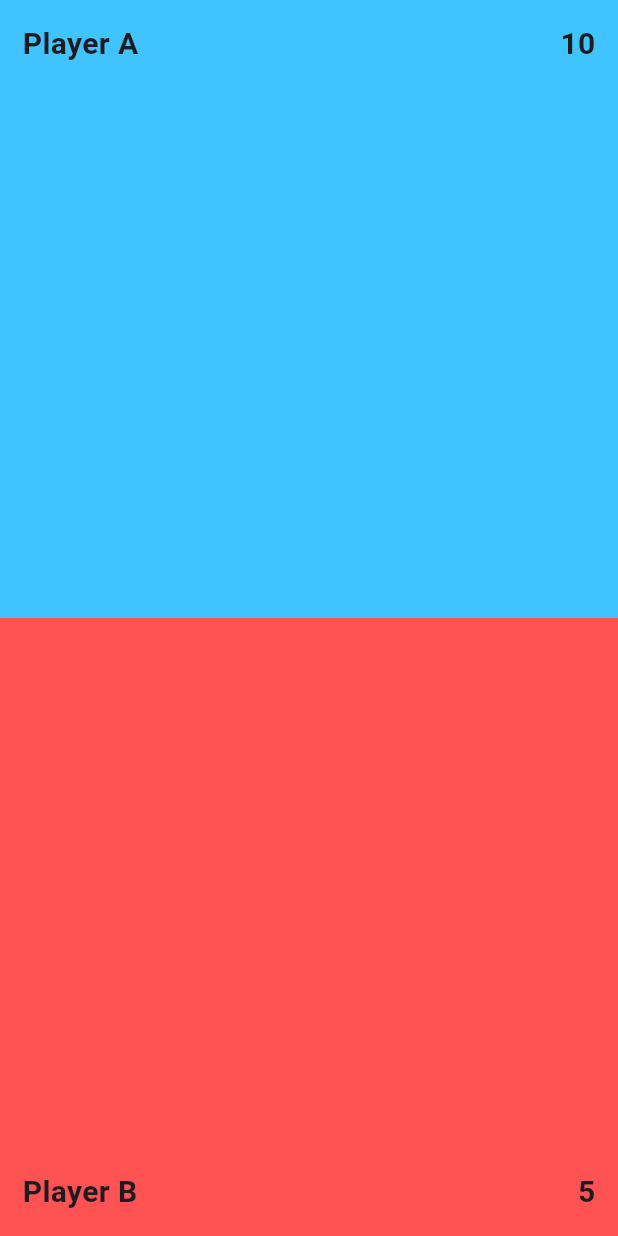
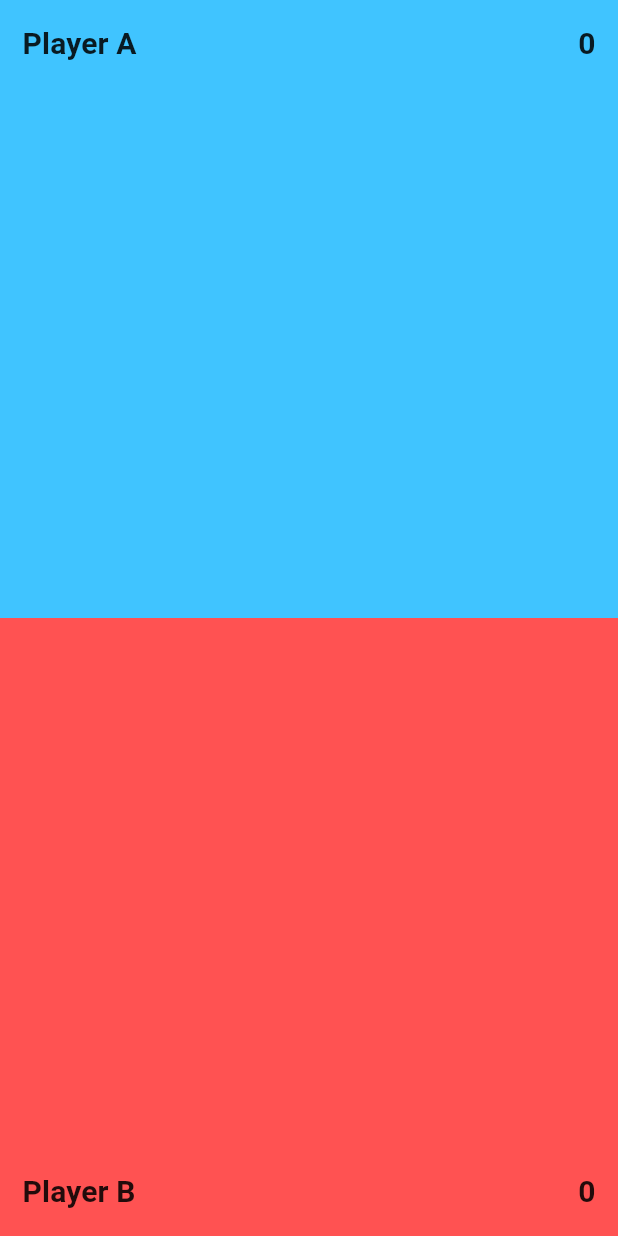
Before and after one commit to Threshik/Finger-Tap-Game, a Flutter app: the GamePage screen opened directly, on a phone screen of 412 x 824 dp. Run offline on Flutter 3.47's test engine with Material 3 defaults, Android fonts, the light colour scheme and no system bars.

Commit message:
Complete Application

```diff
--- a/lib/main.dart
+++ b/lib/main.dart
@@ -58,49 +58,106 @@ class MainApp extends StatelessWidget {
   }
 }
 
-class GamePage extends StatelessWidget {
+class GamePage extends StatefulWidget {
+  @override
+  State<GamePage> createState() => _GamePageState();
+}
+
+class _GamePageState extends State<GamePage> {
+  double blueCardHeight = 0;
+  double redCardHeight = 0;
+  int playerAScore = 0;
+  int playerBScore = 0;
+  bool initialized = false;
   @override
   Widget build(BuildContext context) {
+    print("Build function called");
+    print(initialized);
+    if (initialized == false) {
+      blueCardHeight = MediaQuery.of(context).size.height / 2;
+      redCardHeight = MediaQuery.of(context).size.height / 2;
+      initialized=true;
+    }
+
     return Scaffold(
       body: Column(
         children: [
-          Container(
+          MaterialButton(
+            padding: EdgeInsets.zero,
+            onPressed: () {
+              print(blueCardHeight);
+              setState(() {
+                blueCardHeight = blueCardHeight + 10;
+                redCardHeight =redCardHeight -10;
+                playerAScore+=5;
+              });
+              double winningCardHeight = MediaQuery.of(context).size.height - 60;
+              if(blueCardHeight > winningCardHeight){
+                Navigator.push(context, MaterialPageRoute(builder: (context)=>ResultPage(playerAScore,"Player A won")));
+              }
+            },
+            child: Container(
               color: Colors.lightBlueAccent,
-            width: MediaQuery.of(context).size.width,
-            height: MediaQuery.of(context).size.height / 2,
+              width: double.infinity,
+              height: blueCardHeight,
               alignment: Alignment.topLeft,
               padding: EdgeInsets.all(15),
               child: Row(
                 children: [
-                Expanded(child: Text("Player A",style: TextStyle(
+                  Expanded(
+                    child: Text(
+                      "Player A",
+                      style: TextStyle(
                         fontWeight: FontWeight.bold,
-                  fontSize: 20
-                ),)),
-                Text("10",style: TextStyle(
-                  fontWeight: FontWeight.bold,
-                  fontSize: 20),)
+                        fontSize: 20,
+                      ),
+                    ),
+                  ),
+                  Text(
+                    playerAScore.toString(),
+                    style: TextStyle(fontWeight: FontWeight.bold, fontSize: 20),
+                  ),
                 ],
               ),
             ),
-          Container(
+          ),
+          MaterialButton(
+            padding: EdgeInsets.zero,
+            onPressed: () {
+              setState(() {
+                redCardHeight =redCardHeight+10;
+              blueCardHeight=blueCardHeight-10;
+              playerBScore+=5;
+              });
+              double winningCardHeight = MediaQuery.of(context).size.height - 60;
+              if(redCardHeight > winningCardHeight){
+                Navigator.push(context, MaterialPageRoute(builder: (context)=>ResultPage(playerBScore,"Player B won")));
+              }
+            },
+            child: Container(
               color: Colors.redAccent,
-            width: MediaQuery.of(context).size.width,
-            height: MediaQuery.of(context).size.height / 2,
+              width: double.infinity,
+              height: redCardHeight,
               padding: EdgeInsets.all(15),
               alignment: Alignment.bottomLeft,
               child: Row(
                 children: [
                   Expanded(
-                  child: Text("Player B",style: TextStyle(
+                    child: Text(
+                      "Player B",
+                      style: TextStyle(
                         fontWeight: FontWeight.bold,
-                  fontSize: 20
-                ),),
+                        fontSize: 20,
+                      ),
+                    ),
                   ),
 
-                Text("5",style: TextStyle(
-                  fontWeight: FontWeight.bold,
-                  fontSize: 20),),
+                  Text(
+                    playerBScore.toString(),
+                    style: TextStyle(fontWeight: FontWeight.bold, fontSize: 20),
+                  ),
                 ],
+              ),
             ),
           ),
         ],
@@ -108,3 +165,45 @@ class GamePage extends StatelessWidget {
     );
   }
 }
+
+class ResultPage extends StatelessWidget{
+  int score=0;
+  String player="";
+  ResultPage(this.score,this.player);
+  @override
+  Widget build(BuildContext context) {
+    return Scaffold(
+      backgroundColor: player=="Player A won" ? Colors.lightBlueAccent : Colors.redAccent,
+      body: Center(
+        child: Column(
+          mainAxisAlignment: MainAxisAlignment.center,
+          children: [
+            Text(score.toString(),style: TextStyle(
+              fontSize: 60,
+              fontWeight: FontWeight.bold
+
+
+            ),),
+            Text(player, style: TextStyle(
+              fontSize: 30
+            ),),
+            SizedBox(height: 40),
+            MaterialButton(
+              padding: EdgeInsets.all(10),
+              color: Colors.white,
+
+              height: 50,
+              shape: RoundedRectangleBorder(borderRadius: BorderRadiusGeometry.circular(10)),
+              onPressed: (){
+                Navigator.push(context, MaterialPageRoute(builder: (context)=> MainApp()));
+            },
+              child: Text("Replay",style: TextStyle(
+                fontWeight: FontWeight.bold
+              ),)),
+
+          ],
+        ),
+      ),
+    );
+  }
+}
```
Lines whose indentation alone changed are shown as unchanged.
